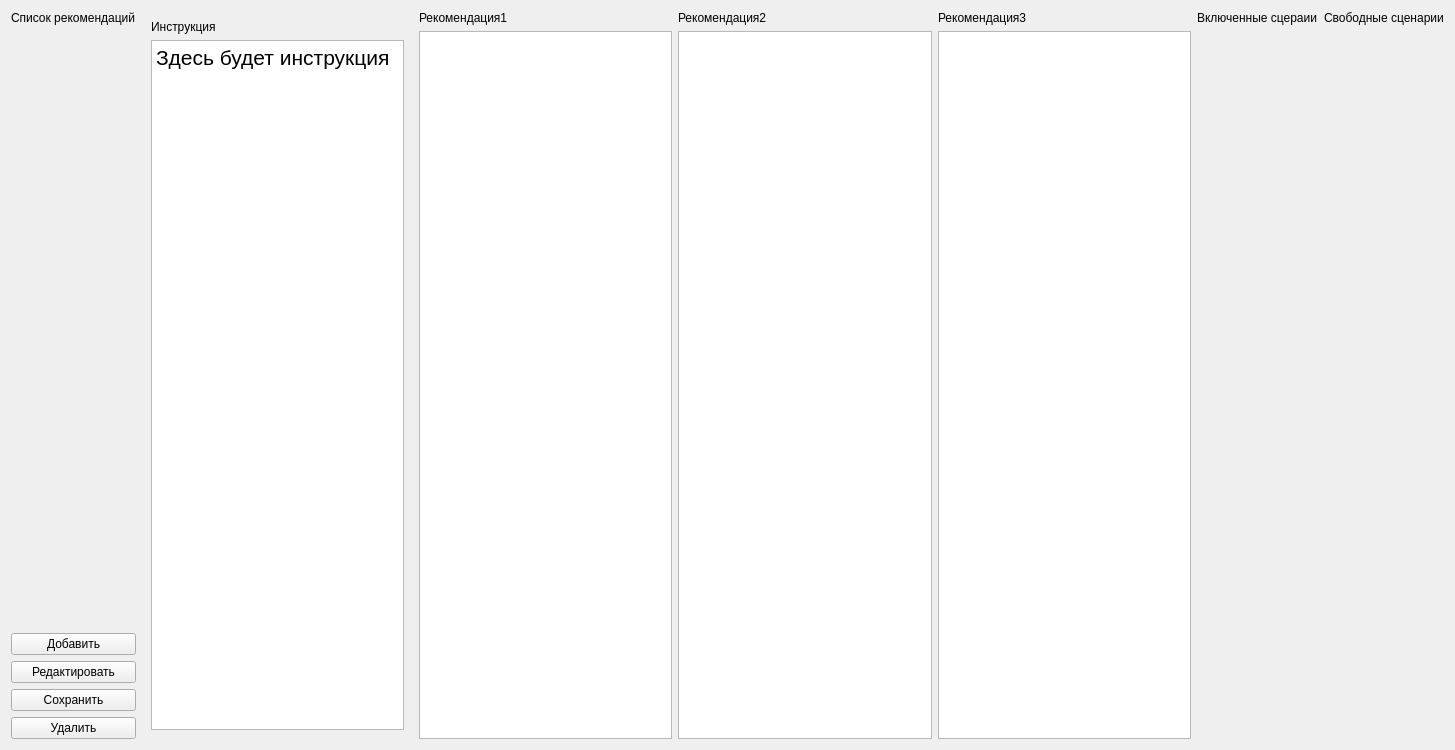
Qt form ui/admin/AdminRecommendationWidget.ui (xamlo721/SecurityHelper) before a commit.
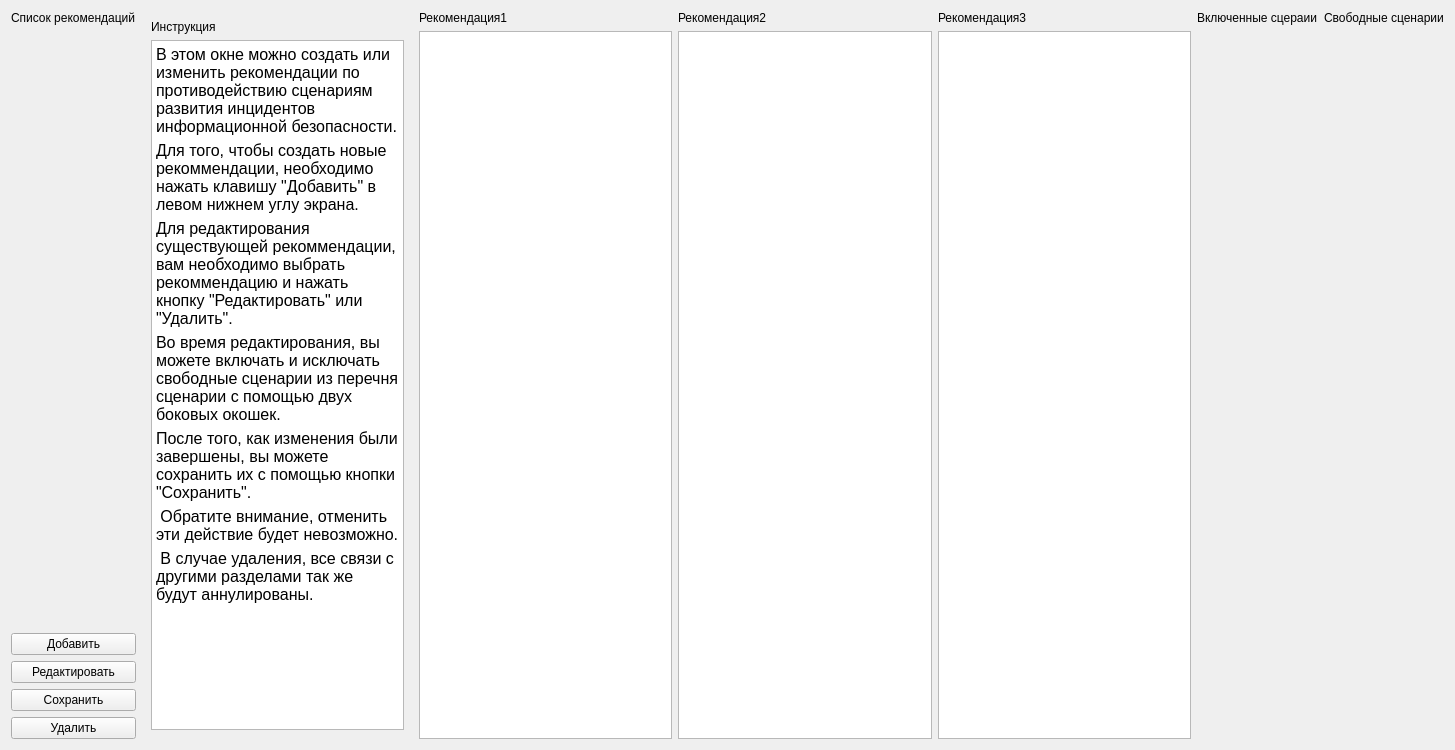
The same form after that commit. Custom widgets are drawn as their Qt base class.

Commit message: add admin intruction

Patch:
```diff
--- a/ui/admin/AdminRecommendationWidget.ui
+++ b/ui/admin/AdminRecommendationWidget.ui
@@ -95,7 +95,13 @@
 &lt;html&gt;&lt;head&gt;&lt;meta name=&quot;qrichtext&quot; content=&quot;1&quot; /&gt;&lt;style type=&quot;text/css&quot;&gt;
 p, li { white-space: pre-wrap; }
 &lt;/style&gt;&lt;/head&gt;&lt;body style=&quot; font-family:'MS Shell Dlg 2'; font-size:8.25pt; font-weight:400; font-style:normal;&quot;&gt;
-&lt;p style=&quot; margin-top:0px; margin-bottom:0px; margin-left:0px; margin-right:0px; -qt-block-indent:0; text-indent:0px;&quot;&gt;&lt;span style=&quot; font-size:16pt;&quot;&gt;Здесь будет инструкция&lt;/span&gt;&lt;/p&gt;&lt;/body&gt;&lt;/html&gt;</string>
+&lt;p style=&quot; margin-top:0px; margin-bottom:0px; margin-left:0px; margin-right:0px; -qt-block-indent:0; text-indent:0px;&quot;&gt;&lt;span style=&quot; font-size:12pt;&quot;&gt;В этом окне можно создать или изменить рекомендации по противодействию сценариям развития инцидентов информационной безопасности. &lt;/span&gt;&lt;/p&gt;
+&lt;p style=&quot; margin-top:5px; margin-bottom:5px; margin-left:0px; margin-right:0px; -qt-block-indent:0; text-indent:0px;&quot;&gt;&lt;span style=&quot; font-size:12pt;&quot;&gt;Для того, чтобы создать новые рекоммендации, необходимо нажать клавишу &amp;quot;Добавить&amp;quot; в левом нижнем углу экрана. &lt;/span&gt;&lt;/p&gt;
+&lt;p style=&quot; margin-top:5px; margin-bottom:5px; margin-left:0px; margin-right:0px; -qt-block-indent:0; text-indent:0px;&quot;&gt;&lt;span style=&quot; font-size:12pt;&quot;&gt;Для редактирования существующей рекоммендации, вам необходимо выбрать рекоммендацию и нажать кнопку &amp;quot;Редактировать&amp;quot; или &amp;quot;Удалить&amp;quot;.&lt;/span&gt;&lt;/p&gt;
+&lt;p style=&quot; margin-top:5px; margin-bottom:5px; margin-left:0px; margin-right:0px; -qt-block-indent:0; text-indent:0px;&quot;&gt;&lt;span style=&quot; font-size:12pt;&quot;&gt;Во время редактирования, вы можете включать и исключать свободные сценарии из перечня сценарии с помощью двух боковых окошек. &lt;/span&gt;&lt;/p&gt;
+&lt;p style=&quot; margin-top:5px; margin-bottom:5px; margin-left:0px; margin-right:0px; -qt-block-indent:0; text-indent:0px;&quot;&gt;&lt;span style=&quot; font-size:12pt;&quot;&gt;После того, как изменения были завершены, вы можете сохранить их с помощью кнопки &amp;quot;Сохранить&amp;quot;.&lt;/span&gt;&lt;/p&gt;
+&lt;p style=&quot; margin-top:5px; margin-bottom:5px; margin-left:0px; margin-right:0px; -qt-block-indent:0; text-indent:0px;&quot;&gt;&lt;span style=&quot; font-size:12pt;&quot;&gt; Обратите внимание, отменить эти действие будет невозможно.&lt;/span&gt;&lt;/p&gt;
+&lt;p style=&quot; margin-top:5px; margin-bottom:5px; margin-left:0px; margin-right:0px; -qt-block-indent:0; text-indent:0px;&quot;&gt;&lt;span style=&quot; font-size:12pt;&quot;&gt; В случае удаления, все связи с другими разделами так же будут аннулированы.&lt;/span&gt;&lt;/p&gt;&lt;/body&gt;&lt;/html&gt;</string>
         </property>
        </widget>
       </item>
```
The commit also changes 4 other files.
